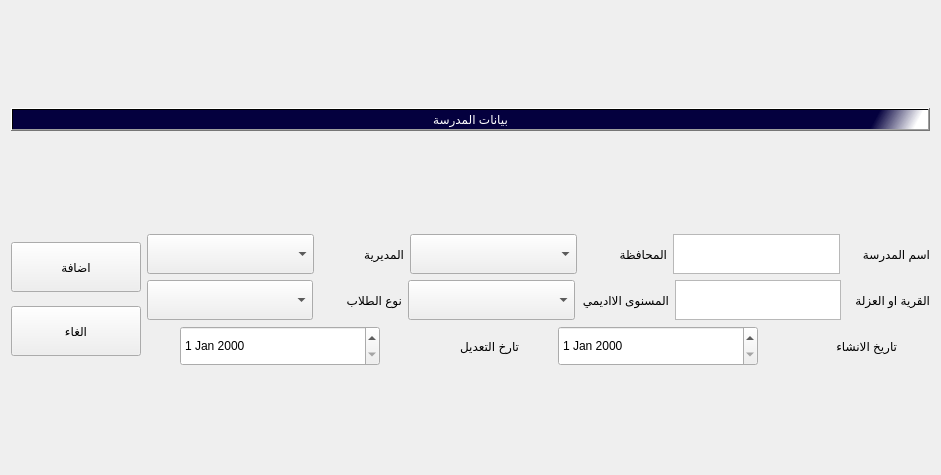
This is SchoolData.ui in IbnEissa/EduTrackingPublic as Qt 5 draws it before an edit. The edited form follows.
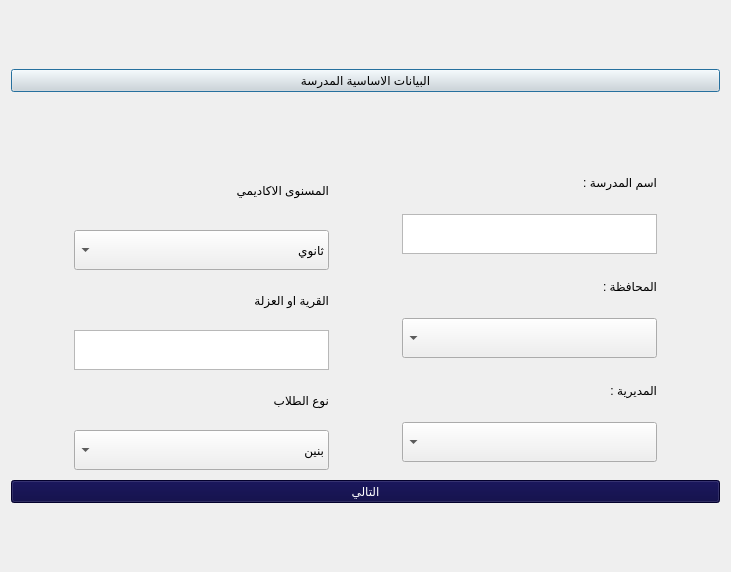
This is the edited form. Icons and pictures are not drawn.

```diff
--- a/SchoolData.ui
+++ b/SchoolData.ui
@@ -1,237 +1,270 @@
 <?xml version="1.0" encoding="UTF-8"?>
 <ui version="4.0">
- <class>Dialog</class>
- <widget class="QDialog" name="Dialog">
+ <class>dialog</class>
+ <widget class="QDialog" name="dialog">
+  <property name="windowModality">
+   <enum>Qt::ApplicationModal</enum>
+  </property>
+  <property name="enabled">
+   <bool>true</bool>
+  </property>
   <property name="geometry">
    <rect>
     <x>0</x>
     <y>0</y>
-    <width>941</width>
-    <height>475</height>
+    <width>731</width>
+    <height>572</height>
    </rect>
   </property>
   <property name="windowTitle">
    <string>Dialog</string>
   </property>
-  <layout class="QGridLayout" name="gridLayout">
-   <item row="0" column="0">
+  <property name="windowIcon">
+   <iconset>
+    <normaloff>icons/kisspng-computer-icons-businessperson-clip-art-3d-character-icon-vector-material-5aaef05a746085.5997945215214142344767.jpg</normaloff>icons/kisspng-computer-icons-businessperson-clip-art-3d-character-icon-vector-material-5aaef05a746085.5997945215214142344767.jpg</iconset>
+  </property>
+  <property name="whatsThis">
+   <string/>
+  </property>
+  <property name="layoutDirection">
+   <enum>Qt::LeftToRight</enum>
+  </property>
+  <property name="autoFillBackground">
+   <bool>true</bool>
+  </property>
+  <property name="modal">
+   <bool>false</bool>
+  </property>
+  <layout class="QVBoxLayout" name="verticalLayout_3">
+   <property name="spacing">
+    <number>10</number>
+   </property>
+   <property name="sizeConstraint">
+    <enum>QLayout::SetDefaultConstraint</enum>
+   </property>
+   <item>
     <widget class="QPushButton" name="pushButton_8">
      <property name="styleSheet">
       <string notr="true">background-color:rgb(223, 221, 220);
 color:rgb(0, 0, 0);
 
-font: 18pt &quot;Mohammad Annoktah&quot;;
-background-color:qlineargradient(spread:pad, x1:0.506975, y1:0.432, x2:0.99, y2:0.437227, stop:0.900498 rgba(4, 0, 62, 255), stop:1 rgba(255, 255, 255, 255));
-color:rgb(255, 255, 255);
-font: 15pt &quot;PT Bold Heading&quot;;
-</string>
+font: 18pt &quot;Mohammad Annoktah&quot;;</string>
      </property>
      <property name="text">
-      <string>بيانات المدرسة</string>
+      <string>البيانات الاساسية المدرسة</string>
      </property>
     </widget>
    </item>
-   <item row="1" column="0">
-    <layout class="QHBoxLayout" name="horizontalLayout_4" stretch="15,85">
+   <item>
+    <layout class="QVBoxLayout" name="verticalLayout_4">
      <item>
-      <layout class="QVBoxLayout" name="verticalLayout_2">
-       <item>
-        <widget class="QPushButton" name="pushButton">
-         <property name="maximumSize">
-          <size>
-           <width>130</width>
-           <height>50</height>
-          </size>
-         </property>
-         <property name="text">
-          <string>اضافة</string>
-         </property>
-        </widget>
-       </item>
-       <item>
-        <widget class="QPushButton" name="pushButton_2">
-         <property name="maximumSize">
-          <size>
-           <width>130</width>
-           <height>50</height>
-          </size>
-         </property>
-         <property name="text">
-          <string>الغاء</string>
-         </property>
-        </widget>
-       </item>
-      </layout>
-     </item>
-     <item>
-      <layout class="QVBoxLayout" name="verticalLayout" stretch="30,30,30">
-       <property name="leftMargin">
-        <number>0</number>
+      <layout class="QHBoxLayout" name="horizontalLayout">
+       <property name="spacing">
+        <number>10</number>
        </property>
-       <property name="topMargin">
-        <number>0</number>
-       </property>
-       <property name="rightMargin">
-        <number>0</number>
-       </property>
-       <property name="bottomMargin">
-        <number>0</number>
-       </property>
        <item>
-        <layout class="QHBoxLayout" name="horizontalLayout" stretch="20,10,20,10,20,10">
-         <item>
-          <widget class="QComboBox" name="comboBox_2">
-           <property name="maximumSize">
-            <size>
-             <width>200</width>
-             <height>40</height>
-            </size>
-           </property>
-          </widget>
-         </item>
-         <item>
-          <widget class="QLabel" name="label_5">
-           <property name="maximumSize">
-            <size>
-             <width>100</width>
-             <height>40</height>
-            </size>
-           </property>
-           <property name="text">
-            <string>المديرية</string>
-           </property>
-          </widget>
-         </item>
-         <item>
-          <widget class="QComboBox" name="comboBox">
-           <property name="maximumSize">
-            <size>
-             <width>200</width>
-             <height>40</height>
-            </size>
-           </property>
-          </widget>
-         </item>
-         <item>
-          <widget class="QLabel" name="label_2">
-           <property name="maximumSize">
-            <size>
-             <width>100</width>
-             <height>40</height>
-            </size>
-           </property>
-           <property name="text">
-            <string>المحافظة</string>
-           </property>
-          </widget>
-         </item>
-         <item>
-          <widget class="QTextEdit" name="textEdit">
-           <property name="maximumSize">
-            <size>
-             <width>200</width>
-             <height>40</height>
-            </size>
-           </property>
-          </widget>
-         </item>
-         <item>
-          <widget class="QLabel" name="label">
-           <property name="maximumSize">
-            <size>
-             <width>100</width>
-             <height>40</height>
-            </size>
-           </property>
-           <property name="text">
-            <string>اسم المدرسة</string>
-           </property>
-          </widget>
-         </item>
-        </layout>
-       </item>
-       <item>
-        <layout class="QHBoxLayout" name="horizontalLayout_2" stretch="20,10,20,10,20,10">
-         <item>
-          <widget class="QComboBox" name="comboBox_3">
-           <property name="maximumSize">
-            <size>
-             <width>200</width>
-             <height>40</height>
-            </size>
-           </property>
-          </widget>
-         </item>
-         <item>
-          <widget class="QLabel" name="label_7">
-           <property name="maximumSize">
-            <size>
-             <width>100</width>
-             <height>40</height>
-            </size>
-           </property>
-           <property name="text">
-            <string>نوع الطلاب</string>
-           </property>
-          </widget>
-         </item>
-         <item>
-          <widget class="QComboBox" name="comboBox_4">
-           <property name="maximumSize">
-            <size>
-             <width>200</width>
-             <height>40</height>
-            </size>
-           </property>
-          </widget>
-         </item>
-         <item>
-          <widget class="QLabel" name="label_3">
-           <property name="maximumSize">
-            <size>
-             <width>100</width>
-             <height>40</height>
-            </size>
-           </property>
-           <property name="text">
-            <string>المسنوى الااديمي</string>
-           </property>
-          </widget>
-         </item>
-         <item>
-          <widget class="QTextEdit" name="textEdit_4">
-           <property name="maximumSize">
-            <size>
-             <width>200</width>
-             <height>40</height>
-            </size>
-           </property>
-          </widget>
-         </item>
+        <layout class="QVBoxLayout" name="verticalLayout_2">
          <item>
           <widget class="QLabel" name="label_4">
            <property name="maximumSize">
             <size>
-             <width>100</width>
+             <width>255</width>
+             <height>60</height>
+            </size>
+           </property>
+           <property name="styleSheet">
+            <string notr="true">font: 10pt &quot;Mohammad Annoktah&quot;;</string>
+           </property>
+           <property name="text">
+            <string>المسنوى الاكاديمي</string>
+           </property>
+          </widget>
+         </item>
+         <item>
+          <widget class="QComboBox" name="comboAcademicLevel">
+           <property name="maximumSize">
+            <size>
+             <width>255</width>
              <height>40</height>
             </size>
+           </property>
+           <property name="layoutDirection">
+            <enum>Qt::RightToLeft</enum>
+           </property>
+           <property name="styleSheet">
+            <string notr="true">font: 10pt &quot;Mohammad Annoktah&quot;;</string>
+           </property>
+           <item>
+            <property name="text">
+             <string>ثانوي</string>
+            </property>
+           </item>
+           <item>
+            <property name="text">
+             <string>إعدادي</string>
+            </property>
+           </item>
+           <item>
+            <property name="text">
+             <string>إبتدائي</string>
+            </property>
+           </item>
+           <item>
+            <property name="text">
+             <string>أساسي</string>
+            </property>
+           </item>
+           <item>
+            <property name="text">
+             <string>شامل</string>
+            </property>
+           </item>
+          </widget>
+         </item>
+         <item>
+          <widget class="QLabel" name="label_3">
+           <property name="maximumSize">
+            <size>
+             <width>255</width>
+             <height>40</height>
+            </size>
+           </property>
+           <property name="styleSheet">
+            <string notr="true">font: 10pt &quot;Mohammad Annoktah&quot;;</string>
            </property>
            <property name="text">
             <string>القرية او العزلة</string>
            </property>
           </widget>
          </item>
+         <item>
+          <widget class="QTextEdit" name="txtVillage">
+           <property name="maximumSize">
+            <size>
+             <width>255</width>
+             <height>40</height>
+            </size>
+           </property>
+           <property name="styleSheet">
+            <string notr="true">font: 75 11pt &quot;MS Shell Dlg 2&quot;;</string>
+           </property>
+           <property name="inputMethodHints">
+            <set>Qt::ImhPreferNumbers</set>
+           </property>
+          </widget>
+         </item>
+         <item>
+          <widget class="QLabel" name="label_7">
+           <property name="maximumSize">
+            <size>
+             <width>255</width>
+             <height>40</height>
+            </size>
+           </property>
+           <property name="styleSheet">
+            <string notr="true">font: 10pt &quot;Mohammad Annoktah&quot;;</string>
+           </property>
+           <property name="text">
+            <string>نوع الطلاب</string>
+           </property>
+          </widget>
+         </item>
+         <item>
+          <widget class="QComboBox" name="comboGenderType">
+           <property name="maximumSize">
+            <size>
+             <width>255</width>
+             <height>40</height>
+            </size>
+           </property>
+           <property name="layoutDirection">
+            <enum>Qt::RightToLeft</enum>
+           </property>
+           <property name="styleSheet">
+            <string notr="true">font: 10pt &quot;Mohammad Annoktah&quot;;</string>
+           </property>
+           <item>
+            <property name="text">
+             <string>بنين</string>
+            </property>
+           </item>
+           <item>
+            <property name="text">
+             <string>بنات</string>
+            </property>
+           </item>
+           <item>
+            <property name="text">
+             <string>مختلط</string>
+            </property>
+           </item>
+          </widget>
+         </item>
         </layout>
        </item>
        <item>
-        <layout class="QHBoxLayout" name="horizontalLayout_3" stretch="20,10,20,10">
+        <layout class="QVBoxLayout" name="verticalLayout" stretch="0,0,0,0,0,0">
          <item>
-          <widget class="QDateEdit" name="dateEdit">
+          <widget class="QLabel" name="label_5">
            <property name="maximumSize">
             <size>
-             <width>200</width>
+             <width>255</width>
              <height>40</height>
             </size>
+           </property>
+           <property name="styleSheet">
+            <string notr="true">font: 10pt &quot;Mohammad Annoktah&quot;;</string>
+           </property>
+           <property name="text">
+            <string>اسم المدرسة :  </string>
+           </property>
+          </widget>
+         </item>
+         <item>
+          <widget class="QTextEdit" name="txtSchoolName">
+           <property name="maximumSize">
+            <size>
+             <width>255</width>
+             <height>40</height>
+            </size>
+           </property>
+           <property name="styleSheet">
+            <string notr="true">font: 75 11pt &quot;MS Shell Dlg 2&quot;;</string>
+           </property>
+           <property name="inputMethodHints">
+            <set>Qt::ImhDigitsOnly|Qt::ImhMultiLine|Qt::ImhPreferNumbers</set>
+           </property>
+          </widget>
+         </item>
+         <item>
+          <widget class="QLabel" name="label_2">
+           <property name="maximumSize">
+            <size>
+             <width>255</width>
+             <height>40</height>
+            </size>
+           </property>
+           <property name="styleSheet">
+            <string notr="true">font: 10pt &quot;Mohammad Annoktah&quot;;</string>
+           </property>
+           <property name="text">
+            <string>المحافظة : </string>
+           </property>
+          </widget>
+         </item>
+         <item>
+          <widget class="QComboBox" name="comboCity">
+           <property name="maximumSize">
+            <size>
+             <width>255</width>
+             <height>40</height>
+            </size>
+           </property>
+           <property name="layoutDirection">
+            <enum>Qt::RightToLeft</enum>
+           </property>
+           <property name="styleSheet">
+            <string notr="true">font: 10pt &quot;Mohammad Annoktah&quot;;</string>
            </property>
           </widget>
          </item>
@@ -239,35 +272,31 @@
           <widget class="QLabel" name="label_6">
            <property name="maximumSize">
             <size>
-             <width>100</width>
+             <width>255</width>
              <height>40</height>
             </size>
            </property>
+           <property name="styleSheet">
+            <string notr="true">font: 10pt &quot;Mohammad Annoktah&quot;;</string>
+           </property>
            <property name="text">
-            <string>تارخ التعديل</string>
+            <string>المديرية : </string>
            </property>
           </widget>
          </item>
          <item>
-          <widget class="QDateEdit" name="dateEdit_2">
+          <widget class="QComboBox" name="combDirectorates">
            <property name="maximumSize">
             <size>
-             <width>200</width>
+             <width>255</width>
              <height>40</height>
             </size>
            </property>
-          </widget>
-         </item>
-         <item>
-          <widget class="QLabel" name="label_8">
-           <property name="maximumSize">
-            <size>
-             <width>100</width>
-             <height>40</height>
-            </size>
+           <property name="layoutDirection">
+            <enum>Qt::RightToLeft</enum>
            </property>
-           <property name="text">
-            <string>تاريخ الانشاء</string>
+           <property name="styleSheet">
+            <string notr="true">font: 10pt &quot;Mohammad Annoktah&quot;;</string>
            </property>
           </widget>
          </item>
@@ -275,6 +304,22 @@
        </item>
       </layout>
      </item>
+     <item>
+      <widget class="QPushButton" name="btnSaveSchool">
+       <property name="styleSheet">
+        <string notr="true">background-color:rgb(4, 0, 62);
+color:rgb(255, 255, 255);
+font: 15pt &quot;Mohammad Annoktah&quot;;</string>
+       </property>
+       <property name="text">
+        <string>التالي</string>
+       </property>
+       <property name="icon">
+        <iconset>
+         <normaloff>icons/arrowLeft.png</normaloff>icons/arrowLeft.png</iconset>
+       </property>
+      </widget>
+     </item>
     </layout>
    </item>
   </layout>
```
Left out of the diff: 2 changed lines with no effect on the pictures.
